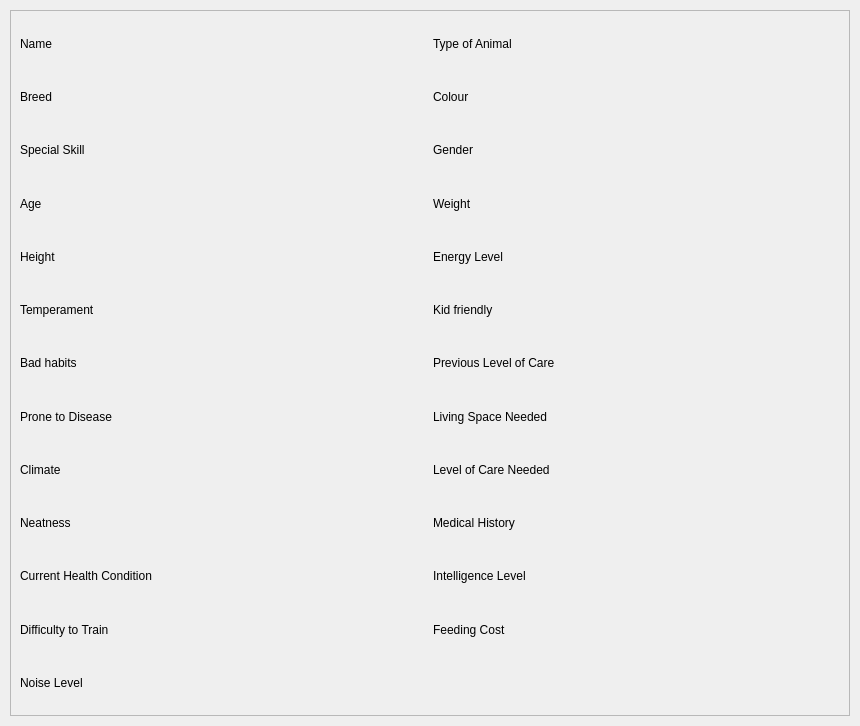
Qt form cuac/clientprofiledialog.ui (ducongo/comp3004winter2019) before a commit.
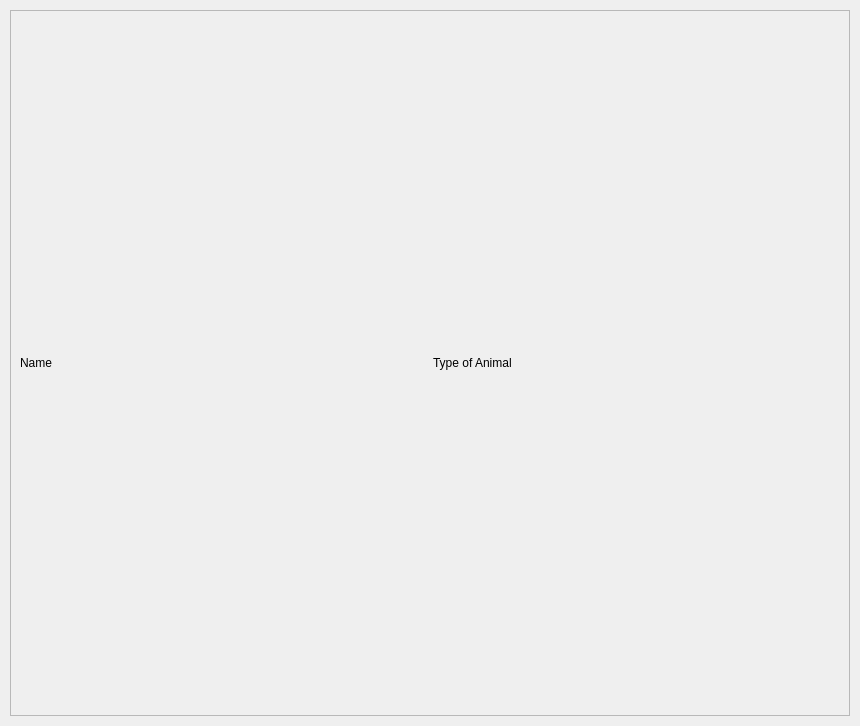
The same form after that commit.

Commit message: first push d2 need to intefeace with array class

The edit to the form file:
```diff
--- a/cuac/clientprofiledialog.ui
+++ b/cuac/clientprofiledialog.ui
@@ -44,27 +44,6 @@
        </rect>
       </property>
       <layout class="QGridLayout" name="gridLayout_2">
-       <item row="7" column="0">
-        <widget class="QLabel" name="label_12">
-         <property name="text">
-          <string>Height</string>
-         </property>
-        </widget>
-       </item>
-       <item row="4" column="0">
-        <widget class="QLabel" name="label_17">
-         <property name="text">
-          <string>Special Skill</string>
-         </property>
-        </widget>
-       </item>
-       <item row="18" column="0">
-        <widget class="QLabel" name="label_21">
-         <property name="text">
-          <string>Current Health Condition</string>
-         </property>
-        </widget>
-       </item>
        <item row="0" column="1">
         <widget class="QLabel" name="label_19">
          <property name="text">
@@ -72,55 +51,6 @@
          </property>
         </widget>
        </item>
-       <item row="11" column="1">
-        <widget class="QLabel" name="label_9">
-         <property name="text">
-          <string>Previous Level of Care</string>
-         </property>
-        </widget>
-       </item>
-       <item row="17" column="0">
-        <widget class="QLabel" name="label_2">
-         <property name="text">
-          <string>Neatness</string>
-         </property>
-        </widget>
-       </item>
-       <item row="13" column="0">
-        <widget class="QLabel" name="label_6">
-         <property name="text">
-          <string>Prone to Disease</string>
-         </property>
-        </widget>
-       </item>
-       <item row="4" column="1">
-        <widget class="QLabel" name="label_18">
-         <property name="text">
-          <string>Gender</string>
-         </property>
-        </widget>
-       </item>
-       <item row="17" column="1">
-        <widget class="QLabel" name="label_20">
-         <property name="text">
-          <string>Medical History</string>
-         </property>
-        </widget>
-       </item>
-       <item row="10" column="1">
-        <widget class="QLabel" name="label_10">
-         <property name="text">
-          <string>Kid friendly</string>
-         </property>
-        </widget>
-       </item>
-       <item row="11" column="0">
-        <widget class="QLabel" name="label_5">
-         <property name="text">
-          <string>Bad habits</string>
-         </property>
-        </widget>
-       </item>
        <item row="0" column="0">
         <widget class="QLabel" name="label">
          <property name="text">
@@ -128,97 +58,6 @@
          </property>
         </widget>
        </item>
-       <item row="2" column="1">
-        <widget class="QLabel" name="label_14">
-         <property name="text">
-          <string>Colour</string>
-         </property>
-        </widget>
-       </item>
-       <item row="6" column="0">
-        <widget class="QLabel" name="label_13">
-         <property name="text">
-          <string>Age</string>
-         </property>
-        </widget>
-       </item>
-       <item row="15" column="0">
-        <widget class="QLabel" name="label_7">
-         <property name="text">
-          <string>Climate</string>
-         </property>
-        </widget>
-       </item>
-       <item row="2" column="0">
-        <widget class="QLabel" name="label_15">
-         <property name="text">
-          <string>Breed</string>
-         </property>
-        </widget>
-       </item>
-       <item row="10" column="0">
-        <widget class="QLabel" name="label_8">
-         <property name="text">
-          <string>Temperament</string>
-         </property>
-        </widget>
-       </item>
-       <item row="6" column="1">
-        <widget class="QLabel" name="label_16">
-         <property name="text">
-          <string>Weight</string>
-         </property>
-        </widget>
-       </item>
-       <item row="7" column="1">
-        <widget class="QLabel" name="label_11">
-         <property name="text">
-          <string>Energy Level</string>
-         </property>
-        </widget>
-       </item>
-       <item row="13" column="1">
-        <widget class="QLabel" name="label_4">
-         <property name="text">
-          <string>Living Space Needed</string>
-         </property>
-        </widget>
-       </item>
-       <item row="15" column="1">
-        <widget class="QLabel" name="label_3">
-         <property name="text">
-          <string>Level of Care Needed</string>
-         </property>
-        </widget>
-       </item>
-       <item row="18" column="1">
-        <widget class="QLabel" name="label_22">
-         <property name="text">
-          <string>Intelligence Level</string>
-         </property>
-        </widget>
-       </item>
-       <item row="19" column="0">
-        <widget class="QLabel" name="label_23">
-         <property name="text">
-          <string>Difficulty to Train</string>
-         </property>
-        </widget>
-       </item>
-       <item row="19" column="1">
-        <widget class="QLabel" name="label_24">
-         <property name="text">
-          <string>Feeding Cost</string>
-         </property>
-        </widget>
-       </item>
-       <item row="20" column="0">
-        <widget class="QLabel" name="label_25">
-         <property name="text">
-          <string>Noise Level</string>
-         </property>
-        </widget>
-       </item>
       </layout>
      </widget>
     </widget>
```
The commit also changes 31 other files.
